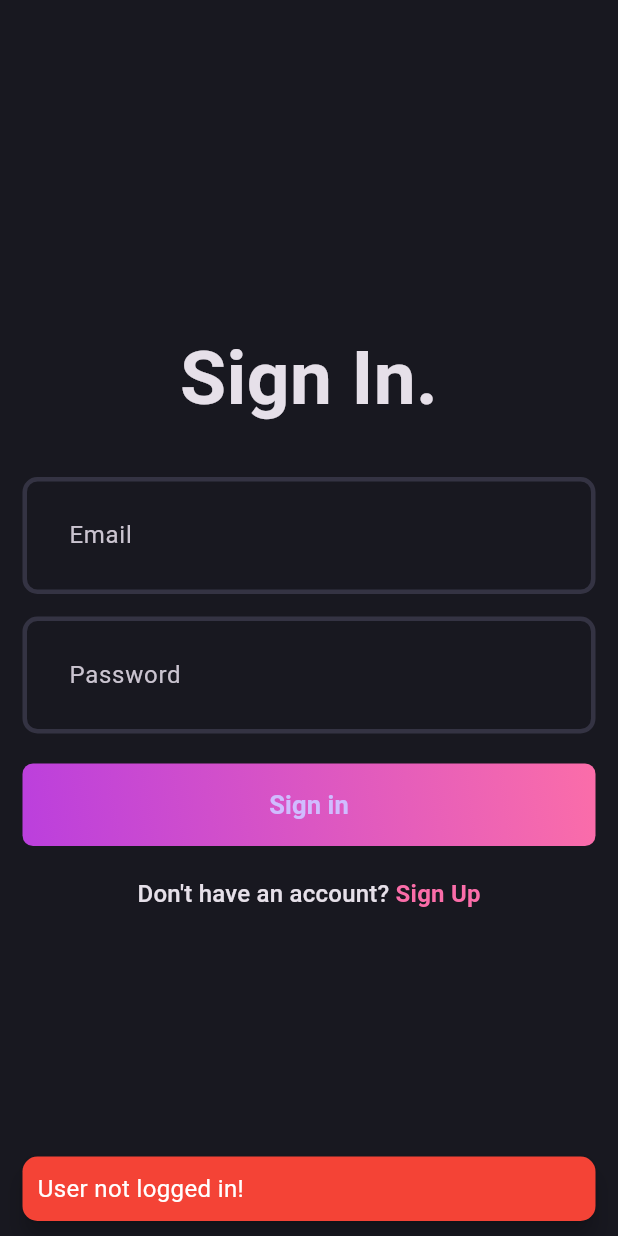
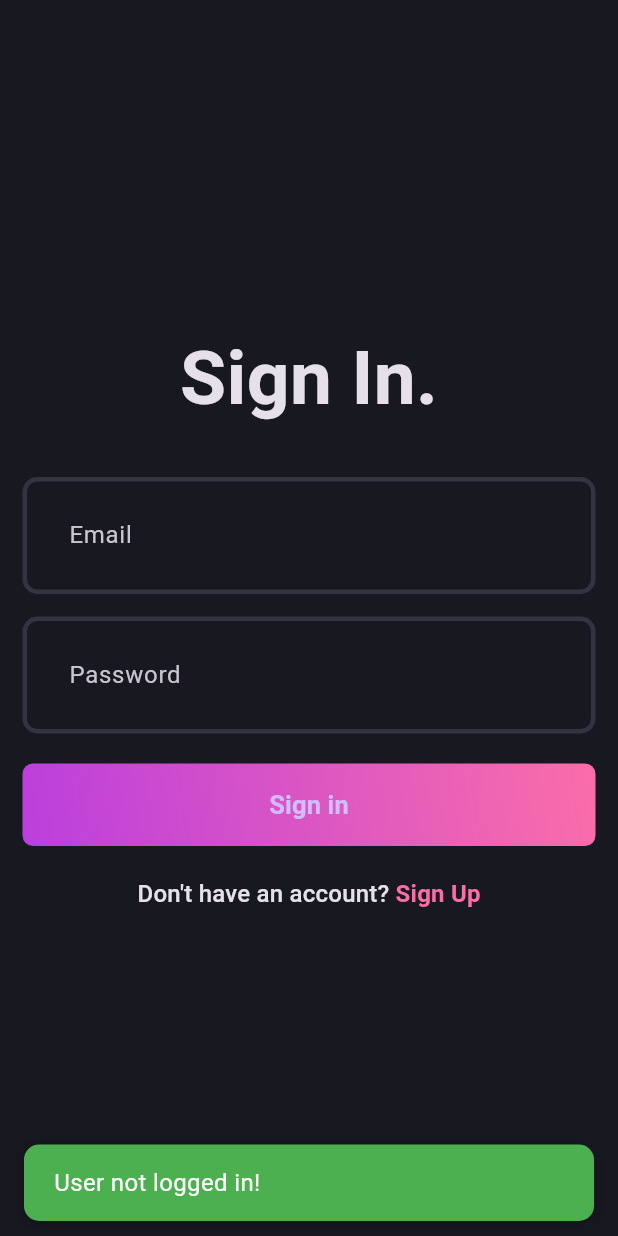
Before and after one commit to ItsAzura/flutter_blog_app_clean_architecture, a Flutter app: the first screen one second after launch, on a phone screen of 412 x 824 dp. Run offline on Flutter 3.47's test engine with Material 3 defaults, Android fonts, the phone set to English and light mode, and no system bars; our stand-ins replace bloc, dotted_border, flutter_bloc, fpdart, get_it, hive and 3 more; accounts and stored records are empty.

```diff
--- /dev/null
+++ b/lib/core/common/widgets/custom_snackbar.dart
@@ -0,0 +1,44 @@
+import 'package:flutter/material.dart';
+
+class CustomSnackbar {
+  static void show(
+    BuildContext context,
+    String message, {
+    Color backgroundColor = Colors.green,
+    Duration duration = const Duration(seconds: 2),
+    double bottomPadding = 16,
+  }) {
+    final overlay = Overlay.of(context);
+    final overlayEntry = OverlayEntry(
+      builder: (context) => Positioned(
+        left: 16,
+        right: 16,
+        // Đặt dưới FAB (mặc định FAB cách đáy 16, cao 56)
+        bottom: bottomPadding,
+        child: Material(
+          color: Colors.transparent,
+          child: Container(
+            padding: const EdgeInsets.symmetric(horizontal: 20, vertical: 14),
+            decoration: BoxDecoration(
+              color: backgroundColor,
+              borderRadius: BorderRadius.circular(10),
+              boxShadow: [
+                BoxShadow(
+                  color: Colors.black26,
+                  blurRadius: 8,
+                  offset: Offset(0, 2),
+                ),
+              ],
+            ),
+            child: Text(
+              message,
+              style: const TextStyle(color: Colors.white, fontSize: 16),
+            ),
+          ),
+        ),
+      ),
+    );
+    overlay.insert(overlayEntry);
+    Future.delayed(duration, () => overlayEntry.remove());
+  }
+}
--- a/lib/features/auth/domain/repository/auth_repository.dart
+++ b/lib/features/auth/domain/repository/auth_repository.dart
@@ -19,4 +19,7 @@ abstract interface class AuthRepository {
 
   //Lấy thông tin người dùng hiện tại.
   Future<Either<Failure, User>> currentUser();
+
+  //Đăng xuất người dùng hiện tại.
+  Future<Either<Failure, void>> signOut();
 }
--- a/lib/features/auth/domain/usecases/user_sign_up.dart
+++ b/lib/features/auth/domain/usecases/user_sign_up.dart
@@ -39,7 +39,9 @@ class UserSignUp implements UseCase<User, UserSignUpParams> {
     );
 
     if (!emailRegex.hasMatch(params.email.trim())) {
-      return left(Failure('Email không hợp lệ. Vui lòng kiểm tra lại định dạng email.'));
+      return left(
+        Failure('Email không hợp lệ. Vui lòng kiểm tra lại định dạng email.'),
+      );
     }
 
     // Kiểm tra độ dài email
--- /dev/null
+++ b/lib/features/auth/domain/usecases/user_signout.dart
@@ -0,0 +1,25 @@
+import 'package:blog_app/core/common/entities/user.dart';
+import 'package:blog_app/core/error/failures.dart';
+import 'package:blog_app/core/usecases/usecase.dart';
+import 'package:blog_app/features/auth/domain/repository/auth_repository.dart';
+import 'package:fpdart/src/either.dart';
+
+class UserSignout implements UseCase<User, NoParams> {
+  final AuthRepository authRepository;
+
+  const UserSignout(this.authRepository);
+
+  @override
+  Future<Either<Failure, User>> call(NoParams params) {
+    // Gọi phương thức signOut từ authRepository để đăng xuất người dùng
+    return authRepository.signOut().then((result) {
+      return result.fold(
+        (failure) => left(failure), // Trả về lỗi nếu có
+        (_) async {
+          // Nếu đăng xuất thành công, trả về thông tin người dùng hiện tại (có thể là null)
+          return await authRepository.currentUser();
+        },
+      );
+    });
+  }
+}
--- a/lib/features/auth/presentation/bloc/auth_bloc.dart
+++ b/lib/features/auth/presentation/bloc/auth_bloc.dart
@@ -5,6 +5,7 @@ import 'package:blog_app/core/usecases/usecase.dart';
 import 'package:blog_app/features/auth/domain/usecases/current_user.dart';
 import 'package:blog_app/features/auth/domain/usecases/user_login.dart';
 import 'package:blog_app/features/auth/domain/usecases/user_sign_up.dart';
+import 'package:blog_app/features/auth/domain/usecases/user_signout.dart';
 import 'package:flutter/material.dart';
 import 'package:flutter_bloc/flutter_bloc.dart';
 
@@ -16,20 +17,25 @@ class AuthBloc extends Bloc<AuthEvent, AuthState> {
   final UserLogin _userLogin;
   final CurrentUser _currentUser;
   final AppUserCubit _appUserCubit;
+  final UserSignout _userSignOut;
+
   AuthBloc({
     required UserSignUp userSignUp,
     required UserLogin userLogin,
     required CurrentUser currentUser,
     required AppUserCubit appUserCubit,
+    required UserSignout userSignOut,
   }) : _userSignUp = userSignUp,
        _userLogin = userLogin,
        _currentUser = currentUser,
        _appUserCubit = appUserCubit,
+       _userSignOut = userSignOut,
        super(AuthInitial()) {
     on<AuthEvent>((_, emit) => emit(AuthLoading()));
     on<AuthSignUp>(_onAuthSignUp);
     on<AuthLogin>(_onAuthLogin);
     on<AuthIsUserLoggedIn>(_isUserLoggedIn);
+    on<AuthSignOut>(_onAuthSignOut);
   }
 
   void _isUserLoggedIn(
@@ -74,4 +80,15 @@ class AuthBloc extends Bloc<AuthEvent, AuthState> {
     _appUserCubit.updateUser(user);
     emit(AuthSuccess(user));
   }
+
+  void _onAuthSignOut(AuthSignOut event, Emitter<AuthState> emit) async {
+    final res = await _userSignOut(NoParams());
+
+    res.fold((failure) => emit(AuthFailure(failure.message)), (_) {
+      _appUserCubit.updateUser(null);
+      emit(AuthInitial());
+    });
+
+    emit(AuthInitial());
+  }
 }
--- a/lib/features/auth/presentation/bloc/auth_event.dart
+++ b/lib/features/auth/presentation/bloc/auth_event.dart
@@ -19,3 +19,5 @@ final class AuthLogin extends AuthEvent {
 }
 
 final class AuthIsUserLoggedIn extends AuthEvent {}
+
+final class AuthSignOut extends AuthEvent {}
--- a/lib/features/auth/presentation/pages/login_page.dart
+++ b/lib/features/auth/presentation/pages/login_page.dart
@@ -1,3 +1,4 @@
+import 'package:blog_app/core/common/widgets/custom_snackbar.dart';
 import 'package:blog_app/core/theme/app_palette.dart';
 import 'package:blog_app/features/auth/presentation/bloc/auth_bloc.dart';
 import 'package:blog_app/features/auth/presentation/pages/signup_page.dart';
@@ -35,19 +36,12 @@ class _LoginPageState extends State<LoginPage> {
         child: BlocConsumer<AuthBloc, AuthState>(
           listener: (context, state) {
             if (state is AuthFailure) {
-              ScaffoldMessenger.of(context).showSnackBar(
-                SnackBar(
-                  content: Text(
-                    state.message,
-                    style: const TextStyle(fontSize: 16, color: Colors.white),
-                  ),
-                  backgroundColor: Colors.red,
-                  shape: const RoundedRectangleBorder(
-                    borderRadius: BorderRadius.all(Radius.circular(10)),
-                  ),
-                  padding: const EdgeInsets.all(10),
-                  behavior: SnackBarBehavior.floating,
-                ),
+              CustomSnackbar.show(
+                context,
+                state.message,
+                backgroundColor: Colors.green, // tuỳ chọn
+                duration: Duration(seconds: 2), // tuỳ chọn
+                bottomPadding: 10,
               );
             } else if (state is AuthSuccess) {
               // Navigator.pushAndRemoveUntil(
@@ -55,19 +49,12 @@ class _LoginPageState extends State<LoginPage> {
               //   BlogPage.route(),
               //   (route) => false,
               // );
-              ScaffoldMessenger.of(context).showSnackBar(
-                const SnackBar(
-                  content: Text(
-                    'Login Successful!',
-                    style: TextStyle(fontSize: 16, color: Colors.white),
-                  ),
-                  backgroundColor: Colors.green,
-                  shape: RoundedRectangleBorder(
-                    borderRadius: BorderRadius.all(Radius.circular(10)),
-                  ),
-                  padding: EdgeInsets.all(10),
-                  behavior: SnackBarBehavior.floating,
-                ),
+              CustomSnackbar.show(
+                context,
+                "Login Successful!",
+                backgroundColor: Colors.green, // tuỳ chọn
+                duration: Duration(seconds: 2), // tuỳ chọn
+                bottomPadding: 10,
               );
             }
           },
--- a/lib/init_dependencies.dart
+++ b/lib/init_dependencies.dart
@@ -7,6 +7,7 @@ import 'package:blog_app/features/auth/domain/repository/auth_repository.dart';
 import 'package:blog_app/features/auth/domain/usecases/current_user.dart';
 import 'package:blog_app/features/auth/domain/usecases/user_login.dart';
 import 'package:blog_app/features/auth/domain/usecases/user_sign_up.dart';
+import 'package:blog_app/features/auth/domain/usecases/user_signout.dart';
 import 'package:blog_app/features/auth/presentation/bloc/auth_bloc.dart';
 import 'package:blog_app/features/blog/data/datasources/blog_remote_data_source.dart';
 import 'package:blog_app/features/blog/data/repositories/blog_repository_impl.dart';
@@ -15,6 +16,7 @@ import 'package:blog_app/features/blog/domain/usecases/get_all_blogs.dart';
 import 'package:blog_app/features/blog/domain/usecases/upload_blog.dart';
 import 'package:blog_app/features/blog/presentation/bloc/blog_bloc.dart';
 import 'package:get_it/get_it.dart';
+import 'package:hive/hive.dart';
 import 'package:internet_connection_checker_plus/internet_connection_checker_plus.dart';
 import 'package:supabase_flutter/supabase_flutter.dart';
 
```
Also changed, not shown: lib/features/auth/data/datasources/auth_remote_data_source.dart (+17 -0 lines), lib/features/auth/data/repositories/auth_repository_impl.dart (+13 -0 lines), lib/features/blog/data/repositories/blog_repository_impl.dart (+8 -8 lines), lib/features/blog/presentation/pages/add_new_blog_page.dart (+7 -11 lines), lib/features/blog/presentation/pages/blog_page.dart (+32 -13 lines), lib/init_dependencies.main.dart (+9 -3 lines), 3 other files.
